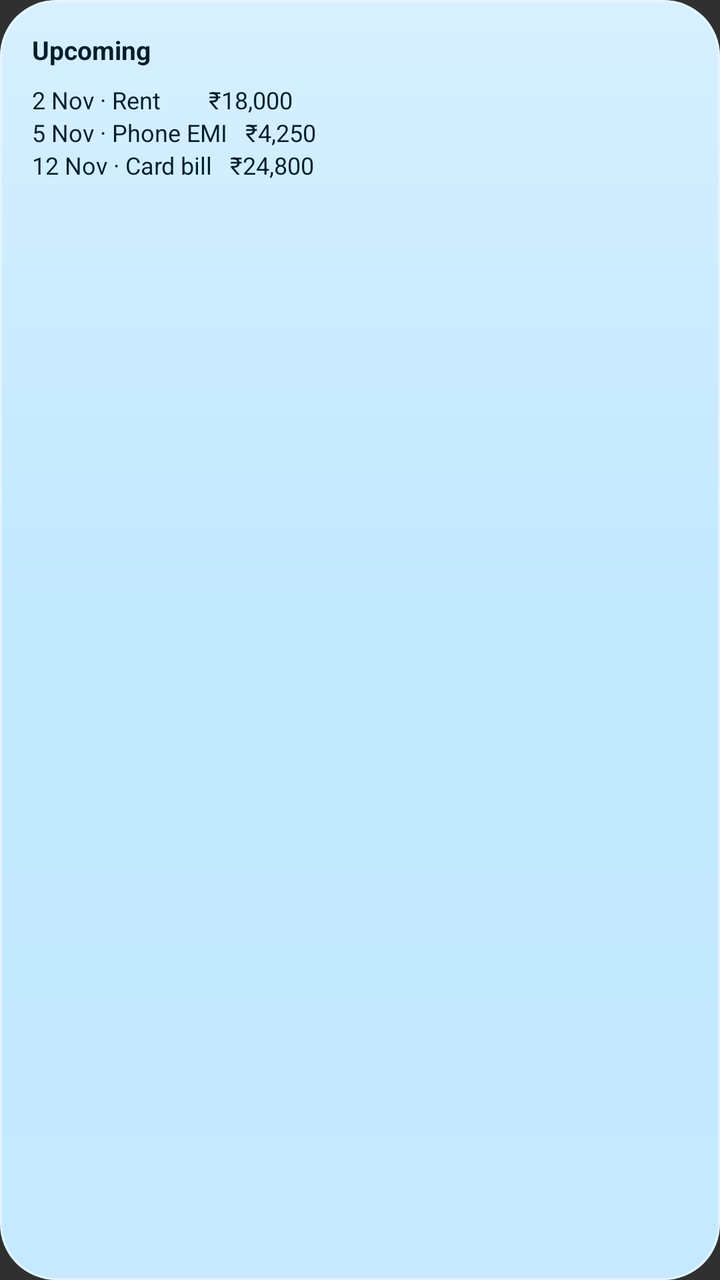
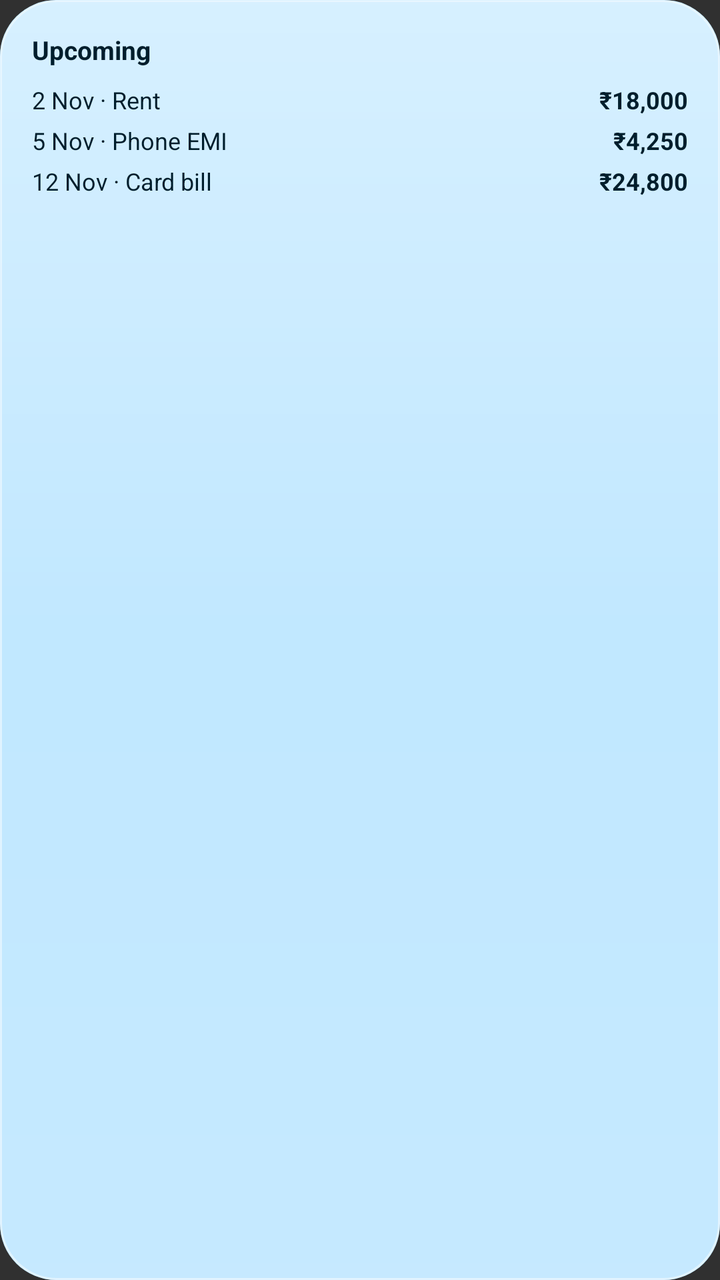

The first picture is an Android layout as it rendered before a commit; the second is the same layout after the commit. The layout source and the unified diff follow.
<!-- AndroidManifest.xml: application theme Theme.Paisa -->
<!-- res/layout/widget_preview_upcoming.xml -->
<?xml version="1.0" encoding="utf-8"?>
<LinearLayout xmlns:android="http://schemas.android.com/apk/res/android" android:layout_width="match_parent" android:layout_height="match_parent"
    android:background="@drawable/widget_preview_bg" android:orientation="vertical" android:padding="16dp">
    <TextView android:layout_width="match_parent" android:layout_height="wrap_content" android:text="@string/upcoming" android:textSize="13sp" android:textColor="@color/widget_preview_fg" android:textStyle="bold" />
    <TextView android:layout_width="match_parent" android:layout_height="wrap_content" android:text="2 Nov · Rent        ₹18,000" android:textSize="12sp" android:textColor="@color/widget_preview_fg" android:layout_marginTop="8dp" />
    <TextView android:layout_width="match_parent" android:layout_height="wrap_content" android:text="5 Nov · Phone EMI   ₹4,250" android:textSize="12sp" android:textColor="@color/widget_preview_fg"  />
    <TextView android:layout_width="match_parent" android:layout_height="wrap_content" android:text="12 Nov · Card bill   ₹24,800" android:textSize="12sp" android:textColor="@color/widget_preview_fg"  />
</LinearLayout>
<!-- resources referenced by this layout -->
<resources>
  <color name="widget_preview_fg">#0B2010</color>
  <!-- drawable widget_preview_bg (drawable) -->
  <?xml version="1.0" encoding="utf-8"?>
  <layer-list xmlns:android="http://schemas.android.com/apk/res/android">
      <item><shape><corners android:radius="28dp" /><solid android:color="@color/widget_preview_card" /></shape></item>
      <item android:drawable="@drawable/widget_glass" />
  </layer-list>
  <string name="upcoming">Upcoming</string>
  <style name="Theme.Paisa" parent="android:Theme.Material.NoActionBar" />
  <color name="widget_preview_card">#D9C8E6C9</color>
  <!-- drawable widget_glass (drawable) -->
  <?xml version="1.0" encoding="utf-8"?>
  <shape xmlns:android="http://schemas.android.com/apk/res/android">
      <corners android:radius="28dp" />
      <gradient android:angle="270" android:startColor="#59FFFFFF" android:centerColor="#00FFFFFF" android:endColor="#14FFFFFF" />
      <stroke android:width="1dp" android:color="#80FFFFFF" />
  </shape>
</resources>

<!-- the commit's change to res/layout/widget_preview_upcoming.xml (unified diff, before → after) -->
@@ -1,8 +1,17 @@
 <?xml version="1.0" encoding="utf-8"?>
 <LinearLayout xmlns:android="http://schemas.android.com/apk/res/android" android:layout_width="match_parent" android:layout_height="match_parent"
     android:background="@drawable/widget_preview_bg" android:orientation="vertical" android:padding="16dp">
-    <TextView android:layout_width="match_parent" android:layout_height="wrap_content" android:text="@string/upcoming" android:textSize="13sp" android:textColor="@color/widget_preview_fg" android:textStyle="bold" />
-    <TextView android:layout_width="match_parent" android:layout_height="wrap_content" android:text="2 Nov · Rent        ₹18,000" android:textSize="12sp" android:textColor="@color/widget_preview_fg" android:layout_marginTop="8dp" />
-    <TextView android:layout_width="match_parent" android:layout_height="wrap_content" android:text="5 Nov · Phone EMI   ₹4,250" android:textSize="12sp" android:textColor="@color/widget_preview_fg"  />
-    <TextView android:layout_width="match_parent" android:layout_height="wrap_content" android:text="12 Nov · Card bill   ₹24,800" android:textSize="12sp" android:textColor="@color/widget_preview_fg"  />
+    <TextView android:layout_width="match_parent" android:layout_height="wrap_content" android:layout_marginBottom="4dp" android:text="@string/upcoming" android:textColor="@color/widget_preview_fg" android:textSize="13sp" android:textStyle="bold" />
+    <LinearLayout android:layout_width="match_parent" android:layout_height="wrap_content" android:orientation="horizontal" android:layout_marginTop="4dp">
+        <TextView android:layout_width="0dp" android:layout_height="wrap_content" android:layout_weight="1" android:text="2 Nov · Rent" android:textColor="@color/widget_preview_fg" android:textSize="12sp" />
+        <TextView android:layout_width="wrap_content" android:layout_height="wrap_content" android:text="₹18,000" android:textColor="@color/widget_preview_fg" android:textSize="12sp" android:textStyle="bold" />
+    </LinearLayout>
+    <LinearLayout android:layout_width="match_parent" android:layout_height="wrap_content" android:orientation="horizontal" android:layout_marginTop="4dp">
+        <TextView android:layout_width="0dp" android:layout_height="wrap_content" android:layout_weight="1" android:text="5 Nov · Phone EMI" android:textColor="@color/widget_preview_fg" android:textSize="12sp" />
+        <TextView android:layout_width="wrap_content" android:layout_height="wrap_content" android:text="₹4,250" android:textColor="@color/widget_preview_fg" android:textSize="12sp" android:textStyle="bold" />
+    </LinearLayout>
+    <LinearLayout android:layout_width="match_parent" android:layout_height="wrap_content" android:orientation="horizontal" android:layout_marginTop="4dp">
+        <TextView android:layout_width="0dp" android:layout_height="wrap_content" android:layout_weight="1" android:text="12 Nov · Card bill" android:textColor="@color/widget_preview_fg" android:textSize="12sp" />
+        <TextView android:layout_width="wrap_content" android:layout_height="wrap_content" android:text="₹24,800" android:textColor="@color/widget_preview_fg" android:textSize="12sp" android:textStyle="bold" />
+    </LinearLayout>
 </LinearLayout>
